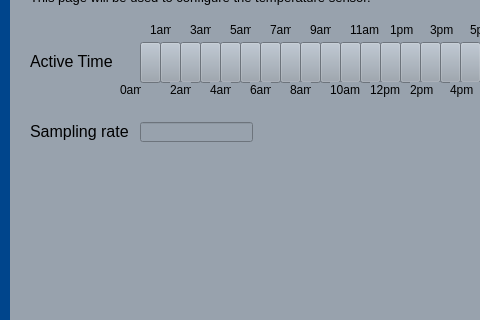
First picture: the form in SealHAT_GUI_App/maindialog.ui, repository SealHAT/GUI_Application, before the edit; both pictures show x 200 to 680 and y 148 to 468 of the 850 by 558 pixel window.
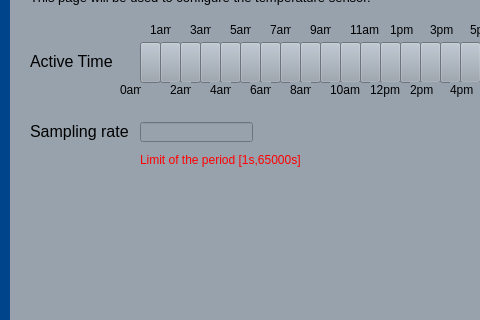
Second picture: the form after the edit. The open tabs and pages were chosen to show the change. Icons and pictures are not drawn.

```diff
--- a/SealHAT_GUI_App/maindialog.ui
+++ b/SealHAT_GUI_App/maindialog.ui
@@ -4918,6 +4918,19 @@
         <bool>false</bool>
        </property>
       </widget>
+      <widget class="QLabel" name="temp_warnLABEL">
+       <property name="geometry">
+        <rect>
+         <x>130</x>
+         <y>250</y>
+         <width>201</width>
+         <height>16</height>
+        </rect>
+       </property>
+       <property name="text">
+        <string>&lt;html&gt;&lt;head/&gt;&lt;body&gt;&lt;p&gt;&lt;span style=&quot; color:#ff0000;&quot;&gt;Limit of the period [1s,65000s]&lt;/span&gt;&lt;/p&gt;&lt;/body&gt;&lt;/html&gt;</string>
+       </property>
+      </widget>
      </widget>
      <widget class="QWidget" name="lightConfigPage">
       <widget class="QLabel" name="imuPageLabel_2">
```
Left out of the diff: 2 changed lines with no effect on the pictures.
